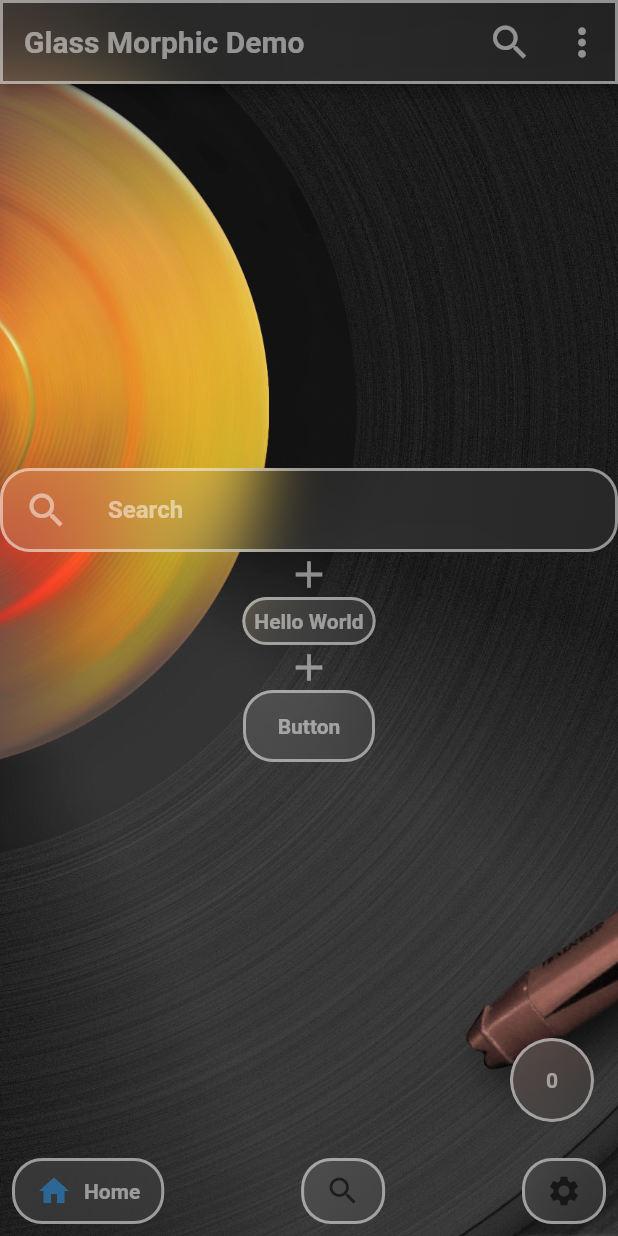
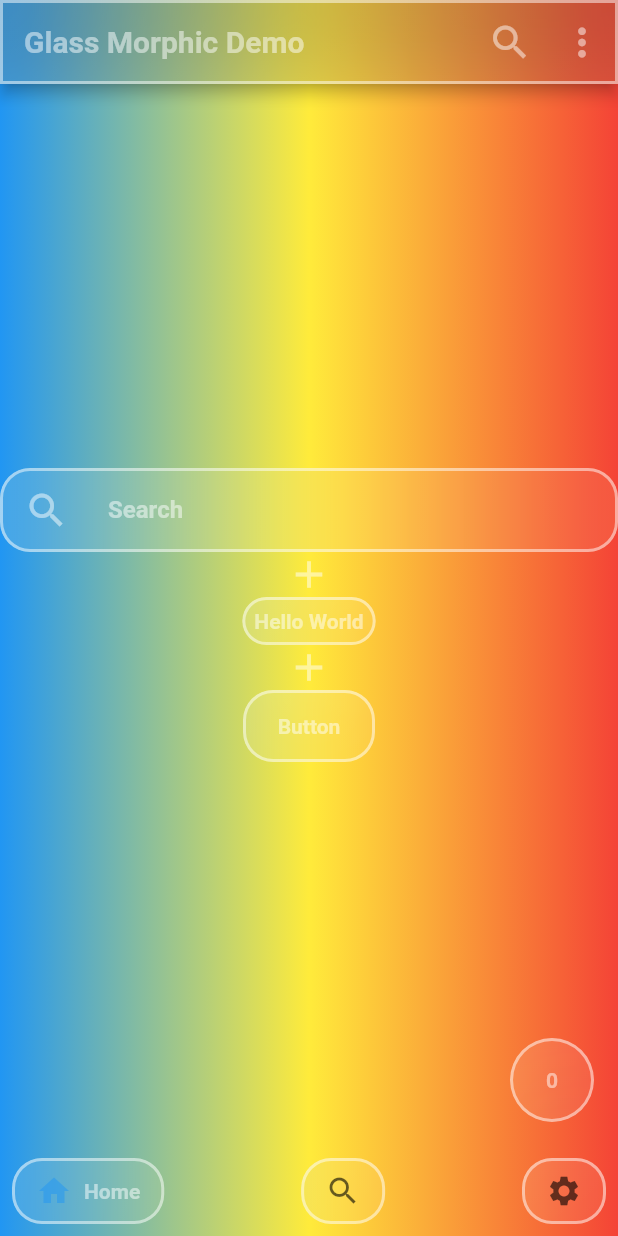
Before and after one commit to yama-yeah/glassmorphism_widgets, a Flutter app: the screen it shows after launch, on a phone screen of 412 x 824 dp. Run offline on Flutter 3.47's test engine with Material 2 defaults, Android fonts, the phone set to English and light mode, and no system bars.

Commit message:
change:ignore

```diff
--- a/example/lib/main.dart
+++ b/example/lib/main.dart
@@ -40,10 +40,15 @@ class _MainPageState extends State<MainPage> {
             width: MediaQuery.of(context).size.width,
             height: MediaQuery.of(context).size.height,
             decoration: BoxDecoration(
-              image: DecorationImage(
+              /*image: DecorationImage(
                 image: AssetImage('img/bg.jpg'),
                 fit: BoxFit.cover,
-              ),
+              ),*/
+              gradient: LinearGradient(colors: [
+                Colors.blue,
+                Colors.yellow,
+                Colors.red,
+              ]),
             ),
           ),
         ),
```
Also changed, not shown: 1 other file.
